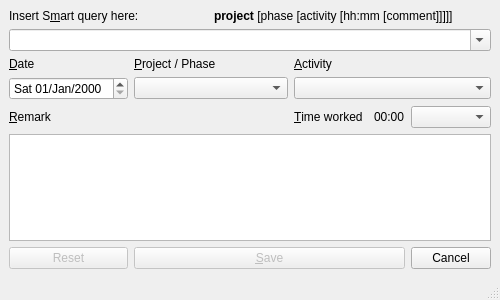
This is src/pyuac_edit.ui in develer-staff/pyuac as Qt 5 draws it before an edit. The edited form follows.
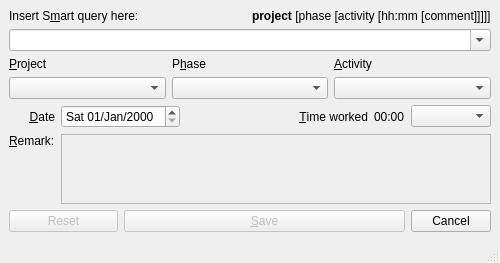
This is the edited form. Icons and pictures are not drawn.

Commit message: Separati Project e Phase Modifiche alla logica di aggiornamento della GUI NOTA: lavoro a metà

What changed in the file:
```diff
--- a/src/pyuac_edit.ui
+++ b/src/pyuac_edit.ui
@@ -7,10 +7,10 @@
   </property>
   <property name="geometry" >
    <rect>
-    <x>10</x>
-    <y>10</y>
+    <x>0</x>
+    <y>0</y>
     <width>500</width>
-    <height>300</height>
+    <height>252</height>
    </rect>
   </property>
   <property name="windowTitle" >
@@ -27,64 +27,50 @@
     <property name="spacing" >
      <number>6</number>
     </property>
-    <item row="6" column="5" >
-     <widget class="QPushButton" name="btnCancel" >
-      <property name="text" >
-       <string>Cancel</string>
-      </property>
-     </widget>
-    </item>
-    <item row="6" column="1" colspan="4" >
-     <widget class="QPushButton" name="btnSave" >
-      <property name="enabled" >
-       <bool>false</bool>
-      </property>
-      <property name="text" >
-       <string>&amp;Save</string>
-      </property>
-     </widget>
-    </item>
-    <item row="4" column="3" >
-     <widget class="QLabel" name="labelTimeWorked" >
-      <property name="text" >
-       <string>&amp;Time worked</string>
-      </property>
-      <property name="buddy" >
-       <cstring>comboTimeWorked</cstring>
-      </property>
-     </widget>
-    </item>
-    <item row="2" column="1" colspan="2" >
-     <widget class="QLabel" name="labelProjectPhase" >
-      <property name="text" >
-       <string>&amp;Project / Phase</string>
-      </property>
-      <property name="buddy" >
-       <cstring>comboProjectPhase</cstring>
-      </property>
-     </widget>
-    </item>
-    <item row="0" column="0" colspan="2" >
-     <widget class="QLabel" name="labelSmartQuery" >
-      <property name="text" >
-       <string>Insert S&amp;mart query here:</string>
-      </property>
-      <property name="buddy" >
-       <cstring>comboSmartQuery</cstring>
-      </property>
-     </widget>
-    </item>
-    <item row="4" column="0" >
+    <item row="3" column="0" >
      <widget class="QLabel" name="labelRemark" >
       <property name="text" >
-       <string>&amp;Remark</string>
+       <string>&amp;Remark:</string>
       </property>
       <property name="buddy" >
        <cstring>txtRemark</cstring>
       </property>
      </widget>
     </item>
-    <item row="6" column="0" >
+    <item row="4" column="0" >
+     <spacer>
+      <property name="orientation" >
+       <enum>Qt::Vertical</enum>
+      </property>
+      <property name="sizeHint" >
+       <size>
+        <width>20</width>
+        <height>21</height>
+       </size>
+      </property>
+     </spacer>
+    </item>
+    <item row="2" column="3" >
+     <spacer>
+      <property name="orientation" >
+       <enum>Qt::Horizontal</enum>
+      </property>
+      <property name="sizeHint" >
+       <size>
+        <width>40</width>
+        <height>20</height>
+       </size>
+      </property>
+     </spacer>
+    </item>
+    <item row="5" column="6" >
+     <widget class="QPushButton" name="btnCancel" >
+      <property name="text" >
+       <string>Cancel</string>
+      </property>
+     </widget>
+    </item>
+    <item row="5" column="0" colspan="2" >
      <widget class="QPushButton" name="btnDelete" >
       <property name="enabled" >
        <bool>false</bool>
@@ -94,54 +80,7 @@
       </property>
      </widget>
     </item>
-    <item row="5" column="0" colspan="6" >
-     <widget class="QTextEdit" name="txtRemark" />
-    </item>
-    <item row="3" column="1" colspan="2" >
-     <widget class="QComboBox" name="comboProjectPhase" >
-      <property name="editable" >
-       <bool>false</bool>
-      </property>
-     </widget>
-    </item>
-    <item row="3" column="3" colspan="3" >
-     <widget class="QComboBox" name="comboActivity" />
-    </item>
-    <item row="3" column="0" >
-     <widget class="QDateEdit" name="dateTimeregDate" >
-      <property name="displayFormat" >
-       <string>ddd dd/MMM/yyyy</string>
-      </property>
-     </widget>
-    </item>
-    <item row="2" column="3" colspan="3" >
-     <widget class="QLabel" name="labelActivity" >
-      <property name="text" >
-       <string>&amp;Activity</string>
-      </property>
-      <property name="buddy" >
-       <cstring>comboActivity</cstring>
-      </property>
-     </widget>
-    </item>
-    <item row="2" column="0" >
-     <widget class="QLabel" name="labelDate" >
-      <property name="text" >
-       <string>&amp;Date</string>
-      </property>
-      <property name="buddy" >
-       <cstring>dateTimeregDate</cstring>
-      </property>
-     </widget>
-    </item>
-    <item row="1" column="0" colspan="6" >
-     <widget class="QComboBox" name="comboSmartQuery" >
-      <property name="editable" >
-       <bool>true</bool>
-      </property>
-     </widget>
-    </item>
-    <item row="4" column="4" >
+    <item row="2" column="5" >
      <widget class="QLabel" name="labelExactTime" >
       <property name="sizePolicy" >
        <sizepolicy>
@@ -156,16 +95,153 @@
       </property>
      </widget>
     </item>
-    <item row="4" column="5" >
+    <item row="2" column="6" >
      <widget class="QComboBox" name="comboTimeWorked" />
     </item>
-    <item row="0" column="2" colspan="4" >
-     <widget class="QLabel" name="labelSmartQueryExample" >
+    <item row="1" column="0" colspan="7" >
+     <layout class="QGridLayout" >
+      <property name="margin" >
+       <number>0</number>
+      </property>
+      <property name="spacing" >
+       <number>6</number>
+      </property>
+      <item row="1" column="0" >
+       <widget class="QComboBox" name="comboProject" >
+        <property name="editable" >
+         <bool>false</bool>
+        </property>
+       </widget>
+      </item>
+      <item row="0" column="1" >
+       <widget class="QLabel" name="labelPhase" >
+        <property name="text" >
+         <string>P&amp;hase</string>
+        </property>
+        <property name="buddy" >
+         <cstring>comboProject</cstring>
+        </property>
+       </widget>
+      </item>
+      <item row="1" column="1" >
+       <widget class="QComboBox" name="comboPhase" >
+        <property name="editable" >
+         <bool>false</bool>
+        </property>
+       </widget>
+      </item>
+      <item row="1" column="2" >
+       <widget class="QComboBox" name="comboActivity" />
+      </item>
+      <item row="0" column="0" >
+       <widget class="QLabel" name="labelProject" >
+        <property name="text" >
+         <string>&amp;Project</string>
+        </property>
+        <property name="buddy" >
+         <cstring>comboProject</cstring>
+        </property>
+       </widget>
+      </item>
+      <item row="0" column="2" >
+       <widget class="QLabel" name="labelActivity" >
+        <property name="text" >
+         <string>&amp;Activity</string>
+        </property>
+        <property name="buddy" >
+         <cstring>comboActivity</cstring>
+        </property>
+       </widget>
+      </item>
+     </layout>
+    </item>
+    <item row="0" column="0" colspan="7" >
+     <layout class="QGridLayout" >
+      <property name="margin" >
+       <number>0</number>
+      </property>
+      <property name="spacing" >
+       <number>6</number>
+      </property>
+      <item row="1" column="0" colspan="2" >
+       <widget class="QComboBox" name="comboSmartQuery" >
+        <property name="editable" >
+         <bool>true</bool>
+        </property>
+       </widget>
+      </item>
+      <item row="0" column="0" >
+       <widget class="QLabel" name="labelSmartQuery" >
+        <property name="text" >
+         <string>Insert S&amp;mart query here:</string>
+        </property>
+        <property name="buddy" >
+         <cstring>comboSmartQuery</cstring>
+        </property>
+       </widget>
+      </item>
+      <item row="0" column="1" >
+       <widget class="QLabel" name="labelSmartQueryExample" >
+        <property name="text" >
+         <string>&lt;b>project&lt;/b> [phase [activity [hh:mm [comment]]]]]</string>
+        </property>
+        <property name="textFormat" >
+         <enum>Qt::AutoText</enum>
+        </property>
+       </widget>
+      </item>
+     </layout>
+    </item>
+    <item row="2" column="0" >
+     <widget class="QLabel" name="labelDate" >
       <property name="text" >
-       <string>&lt;b>project&lt;/b> [phase [activity [hh:mm [comment]]]]]</string>
+       <string>&amp;Date</string>
       </property>
-      <property name="textFormat" >
-       <enum>Qt::AutoText</enum>
+      <property name="alignment" >
+       <set>Qt::AlignRight|Qt::AlignTrailing|Qt::AlignVCenter</set>
+      </property>
+      <property name="buddy" >
+       <cstring>dateTimeregDate</cstring>
+      </property>
+     </widget>
+    </item>
+    <item row="2" column="1" colspan="2" >
+     <widget class="QDateEdit" name="dateTimeregDate" >
+      <property name="displayFormat" >
+       <string>ddd dd/MMM/yyyy</string>
+      </property>
+     </widget>
+    </item>
+    <item row="2" column="4" >
+     <widget class="QLabel" name="labelTimeWorked" >
+      <property name="text" >
+       <string>&amp;Time worked</string>
+      </property>
+      <property name="alignment" >
+       <set>Qt::AlignRight|Qt::AlignTrailing|Qt::AlignVCenter</set>
+      </property>
+      <property name="buddy" >
+       <cstring>comboTimeWorked</cstring>
+      </property>
+     </widget>
+    </item>
+    <item rowspan="2" row="3" column="1" colspan="6" >
+     <widget class="QTextEdit" name="txtRemark" >
+      <property name="enabled" >
+       <bool>false</bool>
+      </property>
+      <property name="readOnly" >
+       <bool>true</bool>
+      </property>
+     </widget>
+    </item>
+    <item row="5" column="2" colspan="4" >
+     <widget class="QPushButton" name="btnSave" >
+      <property name="enabled" >
+       <bool>false</bool>
+      </property>
+      <property name="text" >
+       <string>&amp;Save</string>
       </property>
      </widget>
     </item>
```
Left out of the diff: 2 changed lines with no effect on the pictures. The commit also changes 1 other file.
